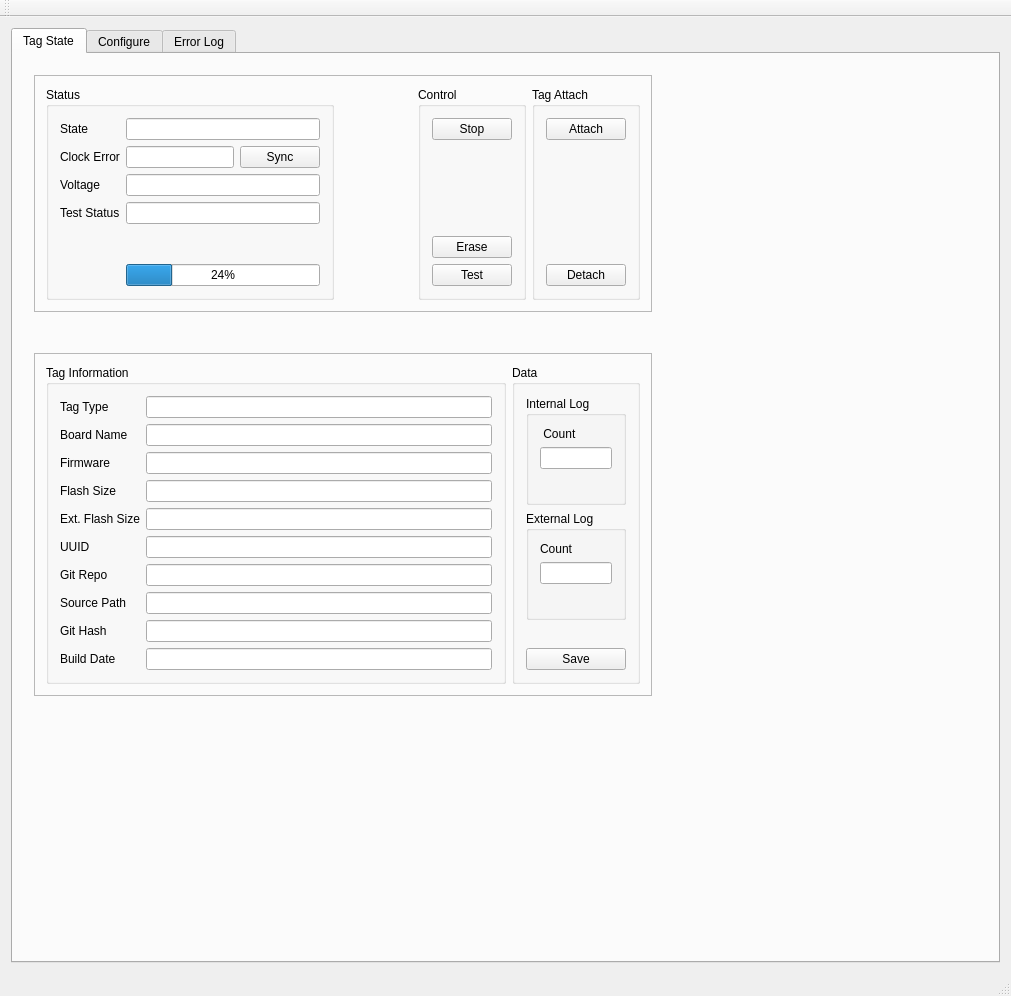
First picture: the form in software/host/qtmon/mainwindow.ui, repository tag-designs/software, before the edit.
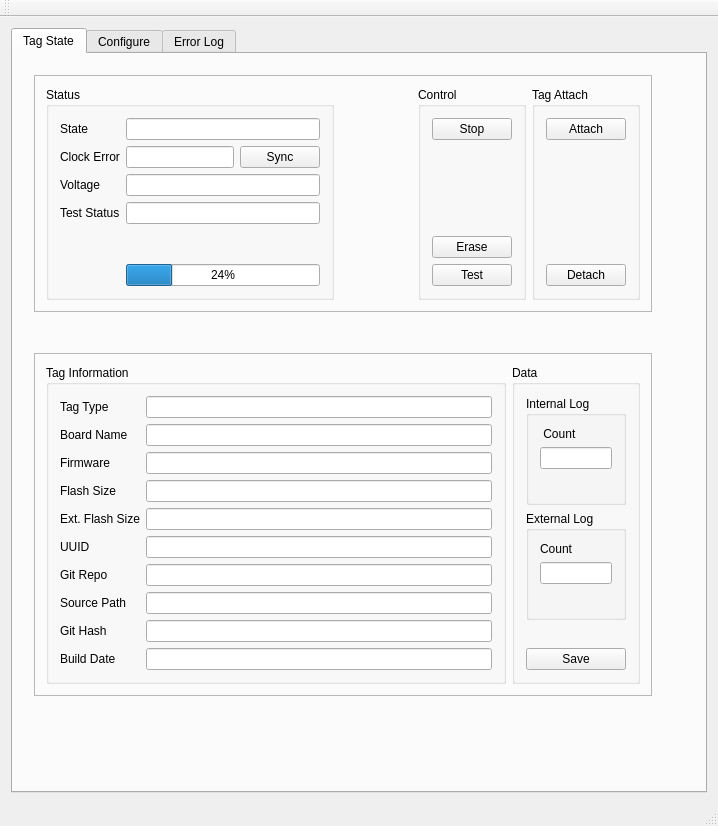
Second picture: the form after the edit.

The edit to the form file:
```diff
--- a/software/host/qtmon/mainwindow.ui
+++ b/software/host/qtmon/mainwindow.ui
@@ -6,8 +6,8 @@
    <rect>
     <x>0</x>
     <y>0</y>
-    <width>1011</width>
-    <height>996</height>
+    <width>718</width>
+    <height>826</height>
    </rect>
   </property>
   <property name="windowTitle">
```
Left out of the diff: 8 changed lines with no effect on the pictures.
